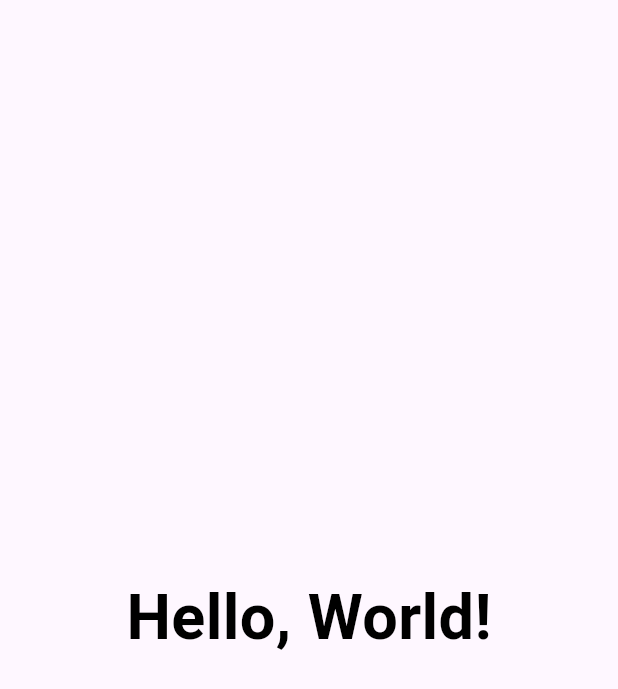
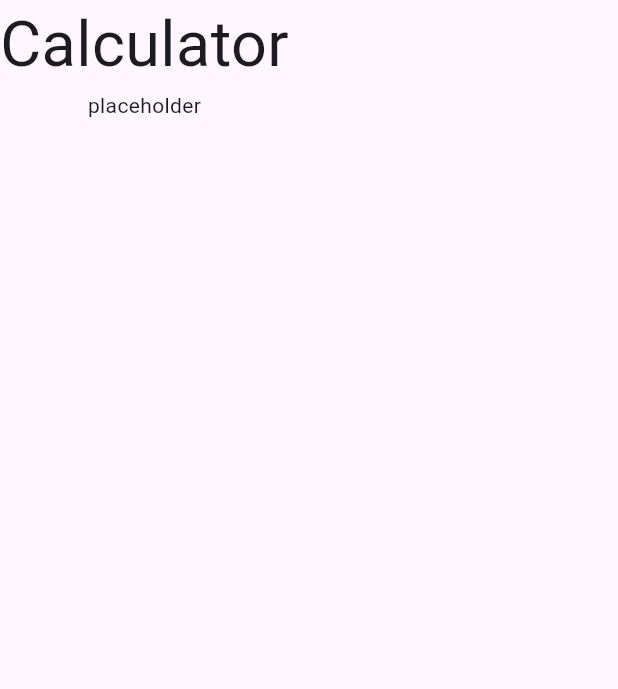
Before and after one commit to mikhailova-klavdia/flutter-practice, a Flutter app: the screen it shows after launch, on a phone screen of 412 x 824 dp. Shown: the top 689 px of the screen. Run offline on Flutter 3.47's test engine with Material 3 defaults, Android fonts, the phone set to English and light mode, and no system bars.

Commit message:
created base stateful Calculator Widget

```diff
--- a/lib/main.dart
+++ b/lib/main.dart
@@ -10,17 +10,35 @@ class MyApp extends StatelessWidget {
   @override
   Widget build(BuildContext context) {
     return MaterialApp(
-      title: 'Hello World ',
-      debugShowCheckedModeBanner: true,
+      title: 'Hello World',
+      debugShowCheckedModeBanner: false,
       home: Scaffold(
-        //appBar: AppBar(title: const Text('Hello World!!!')),
-        body: const Center(
-          child: Text(
-            'Hello, World!',
-            style: TextStyle(fontSize: 42, fontWeight: FontWeight.bold, color: Colors.black),
-          )
-        )
-      )
+        body: Column(
+          children: [
+            Text("Calculator", style: TextStyle(fontSize: 42)),
+            Calculator(),
+          ],
+        ),
+      ),
     );
   }
 }
+
+class Calculator extends StatefulWidget {
+  @override
+  _CalculatorState createState() => _CalculatorState();
+}
+
+class _CalculatorState extends State<Calculator> {
+  String input = "";
+
+  @override
+  Widget build(BuildContext context) {
+    return Column(
+      children: [
+        Text("placeholder"),
+      ],
+    );
+  }
+
+}
```
